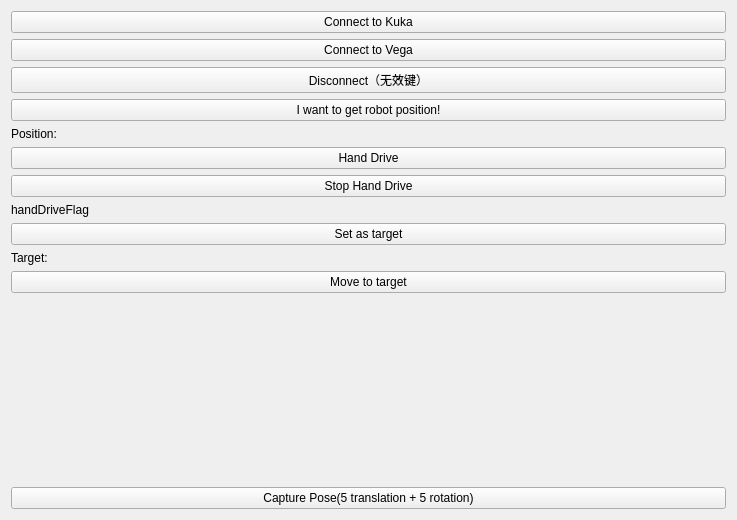
First picture: the form in Plugins/org.mitk.lancet.recordandmove/src/internal/RecordAndMoveControls.ui, repository zhaomengxiao/LancetMITK-Adition, before the edit.
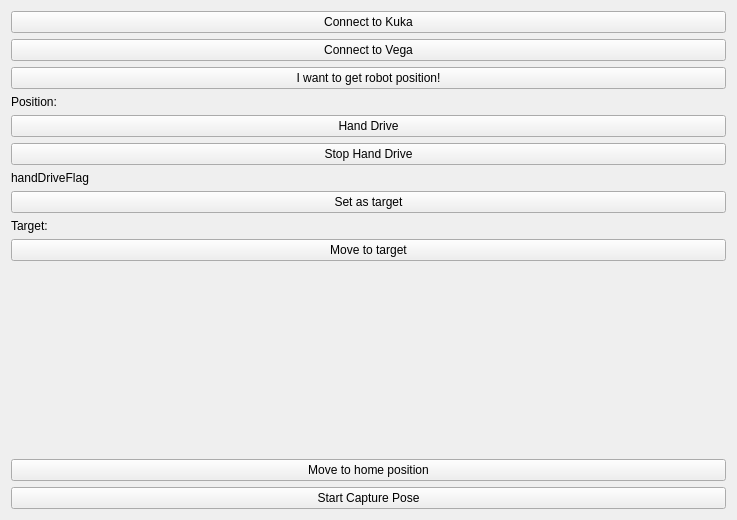
Second picture: the form after the edit.

Commit message:
Feature/RecordAndMove Robot Registion Finished
Feature/RecordAndMove Robot Registion Finished

```diff
--- a/Plugins/org.mitk.lancet.recordandmove/src/internal/RecordAndMoveControls.ui
+++ b/Plugins/org.mitk.lancet.recordandmove/src/internal/RecordAndMoveControls.ui
@@ -34,16 +34,6 @@
      </property>
     </widget>
    </item>
-   <item>
-    <widget class="QPushButton" name="pushButton_disconnect">
-     <property name="enabled">
-      <bool>true</bool>
-     </property>
-     <property name="text">
-      <string>Disconnect（无效键）</string>
-     </property>
-    </widget>
-   </item>
    <item>
     <widget class="QPushButton" name="pushButton_recordPosition">
      <property name="toolTip">
@@ -116,10 +106,17 @@
      </property>
     </spacer>
    </item>
+   <item>
+    <widget class="QPushButton" name="pushButton_moveToHomePosition">
+     <property name="text">
+      <string>Move to home position</string>
+     </property>
+    </widget>
+   </item>
    <item>
     <widget class="QPushButton" name="pushButton_capturePose">
      <property name="text">
-      <string>Capture Pose(5 translation + 5 rotation)</string>
+      <string>Start Capture Pose</string>
      </property>
     </widget>
    </item>
```
The commit also changes 3 other files.
